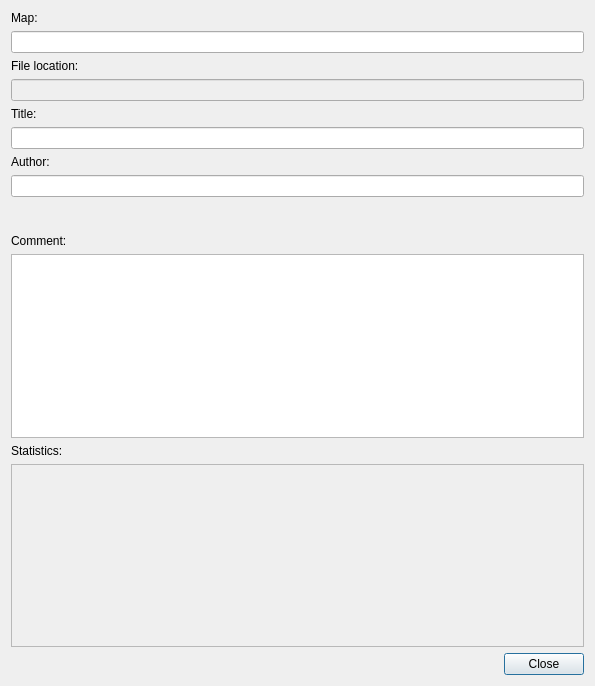
Old version of the form forms/extrainfodialog.ui in the repository insilmaril/vym.
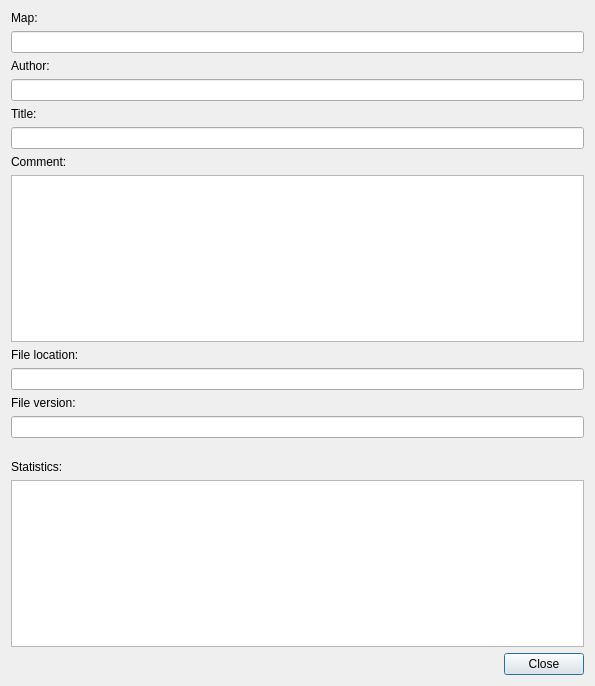
New version of the form.

The edit to the form file:
```diff
--- a/forms/extrainfodialog.ui
+++ b/forms/extrainfodialog.ui
@@ -39,25 +39,8 @@
    </item>
    <item>
     <widget class="QLineEdit" name="mapNameLE">
-     <property name="readOnly">
-      <bool>true</bool>
-     </property>
-    </widget>
-   </item>
-   <item>
-    <widget class="QLabel" name="label_2">
-     <property name="text">
-      <string>File location:</string>
-     </property>
-    </widget>
-   </item>
-   <item>
-    <widget class="QLineEdit" name="fileLocationLE">
      <property name="enabled">
-      <bool>false</bool>
-     </property>
-     <property name="autoFillBackground">
-      <bool>false</bool>
+      <bool>true</bool>
      </property>
      <property name="readOnly">
       <bool>true</bool>
@@ -65,7 +48,17 @@
     </widget>
    </item>
    <item>
-    <widget class="QLabel" name="label">
+    <widget class="QLabel" name="authorLabel">
+     <property name="text">
+      <string>Author:</string>
+     </property>
+    </widget>
+   </item>
+   <item>
+    <widget class="QLineEdit" name="authorLE"/>
+   </item>
+   <item>
+    <widget class="QLabel" name="titleLable">
      <property name="accessibleDescription">
       <string extracomment="Label for map title"/>
      </property>
@@ -80,12 +73,49 @@
    <item>
     <widget class="QLabel" name="textLabel1">
      <property name="text">
-      <string>Author:</string>
+      <string>Comment:</string>
      </property>
     </widget>
    </item>
    <item>
-    <widget class="QLineEdit" name="authorLE"/>
+    <widget class="QTextEdit" name="commentTE"/>
+   </item>
+   <item>
+    <widget class="QLabel" name="fileLocationLabel">
+     <property name="text">
+      <string>File location:</string>
+     </property>
+    </widget>
+   </item>
+   <item>
+    <widget class="QLineEdit" name="fileLocationLE">
+     <property name="enabled">
+      <bool>true</bool>
+     </property>
+     <property name="autoFillBackground">
+      <bool>false</bool>
+     </property>
+     <property name="readOnly">
+      <bool>true</bool>
+     </property>
+    </widget>
+   </item>
+   <item>
+    <widget class="QLabel" name="fileVersionLabel">
+     <property name="text">
+      <string>File version:</string>
+     </property>
+    </widget>
+   </item>
+   <item>
+    <widget class="QLineEdit" name="fileVersionLE">
+     <property name="enabled">
+      <bool>true</bool>
+     </property>
+     <property name="readOnly">
+      <bool>true</bool>
+     </property>
+    </widget>
    </item>
    <item>
     <spacer name="verticalSpacer">
@@ -101,17 +131,7 @@
     </spacer>
    </item>
    <item>
-    <widget class="QLabel" name="textLabel2">
-     <property name="text">
-      <string>Comment:</string>
-     </property>
-    </widget>
-   </item>
-   <item>
-    <widget class="QTextEdit" name="commentTE"/>
-   </item>
-   <item>
-    <widget class="QLabel" name="textLabel2_2">
+    <widget class="QLabel" name="statisticsLabel">
      <property name="text">
       <string>Statistics:</string>
      </property>
@@ -120,11 +140,11 @@
    <item>
     <widget class="QTextEdit" name="statsTE">
      <property name="enabled">
-      <bool>false</bool>
+      <bool>true</bool>
      </property>
      <property name="font">
       <font>
-       <family>DejaVu Sans Mono</family>
+       <family>Misc Fixed</family>
       </font>
      </property>
     </widget>
```
Left out of the diff: 5 changed lines with no effect on the pictures.
